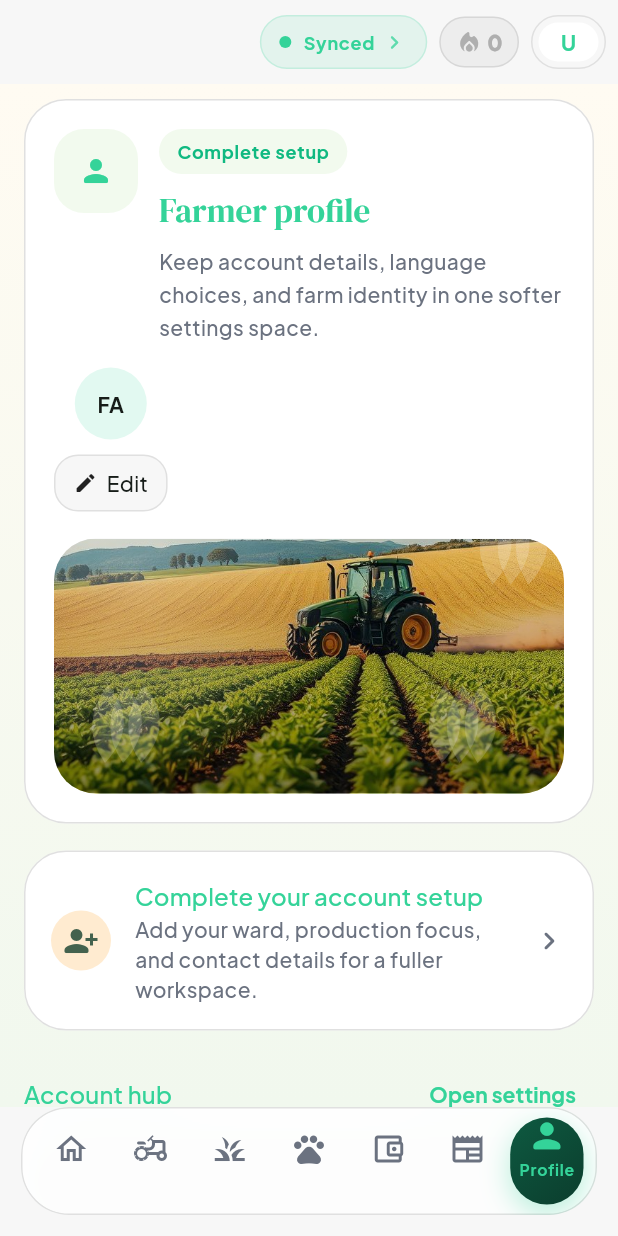
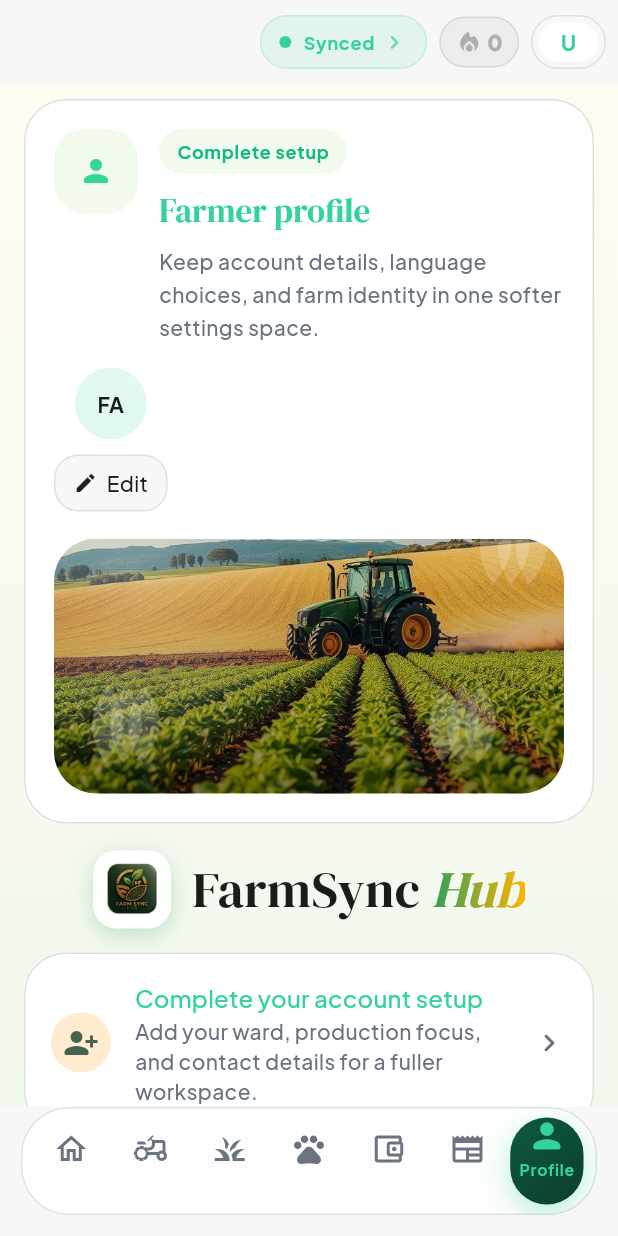
Before and after one commit to fliper-sys/farmsynchub, a Flutter app: the ProfileScreen screen opened by its route, on a phone screen of 412 x 824 dp. Run offline on Flutter 3.47's test engine with Material 3 defaults, Android fonts, the phone set to English and light mode, and no system bars; our stand-ins replace cloud_firestore, connectivity_plus, file_picker, firebase_ai, firebase_auth, firebase_core and 17 more; missing offline and left inert: dart:html, firebase_app_check, google_sign_in_web; accounts and stored records are empty; project files that could hold a hidden picture were left out.

Commit message:
Brand title with logo on Home and Profile
Co-Authored-By: Claude Sonnet 5.5 <noreply@anthropic.com>
Claude-Session: https://claude.ai/code/session_01MF7czce6WfpKCGeriZn2L1

```diff
--- /dev/null
+++ b/lib/presentation/common/widgets/brand_title.dart
@@ -0,0 +1,95 @@
+import 'package:flutter/material.dart';
+
+import '../../../core/constants/app_assets.dart';
+
+/// The FarmSync Hub wordmark: app logo plus a serif title where "Hub" picks
+/// up the brand gradient. Fades and slides in when first shown.
+class BrandTitle extends StatelessWidget {
+  const BrandTitle({super.key, this.large = false, this.showLogo = true});
+
+  final bool large;
+  final bool showLogo;
+
+  @override
+  Widget build(BuildContext context) {
+    final ThemeData theme = Theme.of(context);
+    final double size = large ? 34 : 22;
+    final double logo = large ? 52 : 32;
+    final Color base = theme.colorScheme.onSurface;
+
+    return TweenAnimationBuilder<double>(
+      tween: Tween<double>(begin: 0, end: 1),
+      duration: const Duration(milliseconds: 700),
+      curve: Curves.easeOutCubic,
+      builder: (BuildContext context, double t, Widget? child) => Opacity(
+        opacity: t.clamp(0.0, 1.0).toDouble(),
+        child: Transform.translate(offset: Offset((1 - t) * -16, 0), child: child),
+      ),
+      child: Row(
+        mainAxisSize: MainAxisSize.min,
+        children: <Widget>[
+          if (showLogo) ...<Widget>[
+            Container(
+              width: logo,
+              height: logo,
+              padding: EdgeInsets.all(logo * 0.1),
+              decoration: BoxDecoration(
+                color: theme.colorScheme.surfaceContainerHighest,
+                borderRadius: BorderRadius.circular(logo * 0.3),
+                boxShadow: <BoxShadow>[
+                  BoxShadow(
+                    color: const Color(0xFF2E9E5B).withOpacity(0.28),
+                    blurRadius: 12,
+                    offset: const Offset(0, 4),
+                  ),
+                ],
+              ),
+              child: ClipRRect(
+                borderRadius: BorderRadius.circular(logo * 0.22),
+                child: Image.asset(AppAssets.appIcon, fit: BoxFit.cover),
+              ),
+            ),
+            SizedBox(width: large ? 14 : 10),
+          ],
+          Flexible(
+            child: Text.rich(
+              TextSpan(
+                children: <InlineSpan>[
+                  TextSpan(
+                    text: 'FarmSync ',
+                    style: TextStyle(
+                      fontFamily: 'DM Serif Display',
+                      fontSize: size,
+                      color: base,
+                      letterSpacing: 0.2,
+                    ),
+                  ),
+                  WidgetSpan(
+                    alignment: PlaceholderAlignment.baseline,
+                    baseline: TextBaseline.alphabetic,
+                    child: ShaderMask(
+                      shaderCallback: (Rect r) => const LinearGradient(
+                        colors: <Color>[Color(0xFF2E9E5B), Color(0xFFFFB300)],
+                      ).createShader(r),
+                      child: Text(
+                        'Hub',
+                        style: TextStyle(
+                          fontFamily: 'DM Serif Display',
+                          fontSize: size,
+                          fontStyle: FontStyle.italic,
+                          color: Colors.white,
+                        ),
+                      ),
+                    ),
+                  ),
+                ],
+              ),
+              maxLines: 1,
+              overflow: TextOverflow.ellipsis,
+            ),
+          ),
+        ],
+      ),
+    );
+  }
+}
--- a/lib/presentation/screens/dashboard/dashboard_screen.dart
+++ b/lib/presentation/screens/dashboard/dashboard_screen.dart
@@ -24,6 +24,7 @@ import '../../../providers/theme_provider.dart';
 import '../../../providers/user_profile_provider.dart';
 import '../crops/crop_detail_screen.dart';
 import '../livestock/livestock_detail_screen.dart';
+import '../../common/widgets/brand_title.dart';
 import 'streak_challenge_banner.dart';
 import 'widgets/activity_feed.dart';
 import 'widgets/weather_pill.dart';
@@ -120,7 +121,7 @@ class _DashboardScreenState extends ConsumerState<DashboardScreen>
       appBar: AppBar(
         backgroundColor: theme.scaffoldBackgroundColor,
         foregroundColor: theme.colorScheme.onSurface,
-        title: Text(language.tr(en: 'Home', ha: 'Gida', fr: 'Accueil')),
+        title: const BrandTitle(),
         actions: <Widget>[
           _SyncHeaderIcon(
             pendingCount: sync.pendingCount,
--- a/lib/presentation/screens/profile/profile_screen.dart
+++ b/lib/presentation/screens/profile/profile_screen.dart
@@ -11,6 +11,7 @@ import '../../../providers/app_preferences_provider.dart';
 import '../../../providers/user_profile_provider.dart';
 import '../../common/widgets/app_button.dart';
 import '../../common/widgets/app_card.dart';
+import '../../common/widgets/brand_title.dart';
 import '../../common/widgets/farm_scene_artwork.dart';
 import '../../common/widgets/soft_screen_scaffold.dart';
 
@@ -83,6 +84,8 @@ class ProfileScreen extends ConsumerWidget {
         ],
       ),
       sections: <Widget>[
+        const Center(child: BrandTitle(large: true)),
+        const SizedBox(height: 16),
         if (!isProfileComplete) ...<Widget>[
           AppCard(
             color: theme.colorScheme.surfaceContainerHighest,
```
